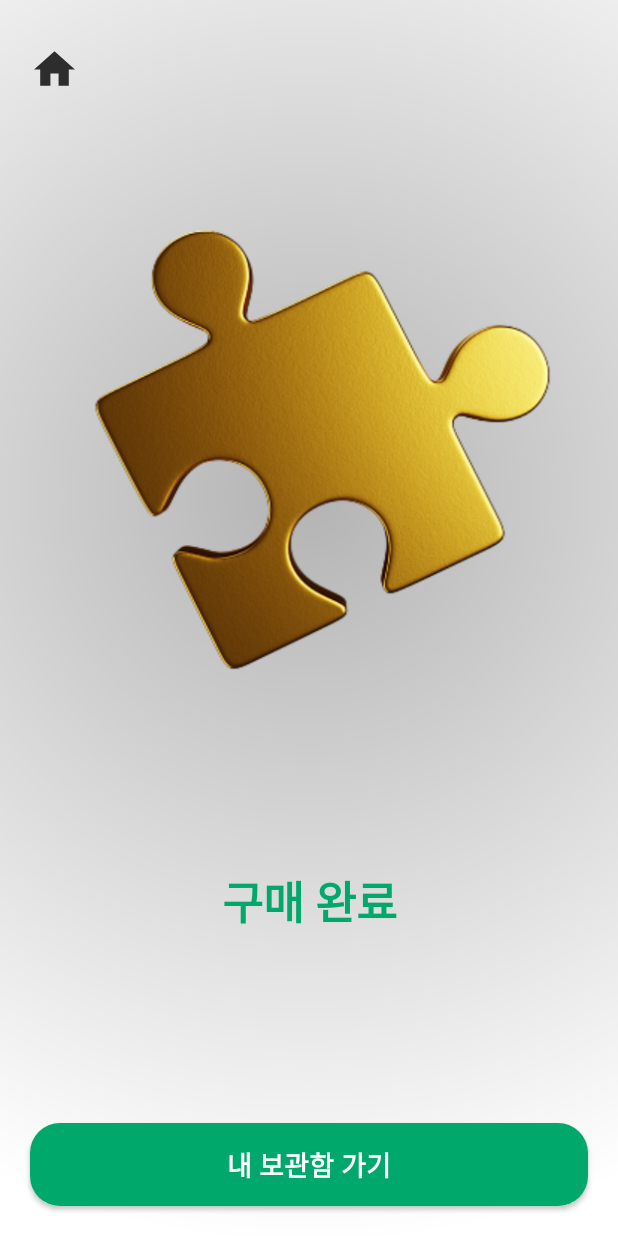
After one commit to coding-masters/saroksarok-android, an Android app: the CompleteActivity screen opened directly, with no data from a screen before it, on a phone screen of 412 x 824 dp. The commit adds this screen. Run offline under Robolectric (Android 15) with nearby library versions, the phone set to English and light mode, and no system bars.

Commit message:
feat/complete

```diff
--- a/app/src/main/AndroidManifest.xml
+++ b/app/src/main/AndroidManifest.xml
@@ -24,6 +24,9 @@
 
         <activity android:name=".presentation.home.DetailActivity"
             android:exported="false"/>
+
+        <activity android:name=".presentation.home.CompleteActivity"
+            android:exported="false"/>
     </application>
 
 </manifest>
--- /dev/null
+++ b/app/src/main/java/com/codingmasters/saroksarok/presentation/home/CompleteActivity.kt
@@ -0,0 +1,55 @@
+package com.codingmasters.saroksarok.presentation.home
+
+import android.os.Bundle
+import android.view.animation.AnimationUtils
+import androidx.activity.addCallback
+import androidx.appcompat.app.AppCompatActivity
+import androidx.core.app.ActivityCompat
+import com.codingmasters.saroksarok.R
+import com.codingmasters.saroksarok.data.Content
+import com.codingmasters.saroksarok.databinding.ActivityCompleteBinding
+
+class CompleteActivity:AppCompatActivity() {
+    private lateinit var binding:ActivityCompleteBinding
+
+    override fun onCreate(savedInstanceState: Bundle?) {
+        super.onCreate(savedInstanceState)
+        initBinds()
+        setting()
+    }
+
+    private fun initBinds(){
+        binding=ActivityCompleteBinding.inflate(layoutInflater)
+        setContentView(binding.root)
+    }
+
+    private fun setting(){
+        val content=intent.getParcelableExtra<Content>("content")
+        if(content!=null){
+            with(binding){
+                tvTitle.text=content.title
+                tvId.text=content.id
+            }
+        }
+
+        val animation = AnimationUtils.loadAnimation(this, R.anim.float_up_down)
+        binding.ivPuzzle.startAnimation(animation)
+
+        clickHome()
+        clickBack()
+    }
+
+    private fun clickHome(){
+        binding.btnHome.setOnClickListener{
+            finish()
+            overridePendingTransition(R.anim.stay, R.anim.slide_out_right)
+        }
+    }
+
+    private fun clickBack() {
+        onBackPressedDispatcher.addCallback(this) {
+            finish()
+            overridePendingTransition(R.anim.stay, R.anim.slide_out_right)
+        }
+    }
+}
--- a/app/src/main/java/com/codingmasters/saroksarok/presentation/home/DetailActivity.kt
+++ b/app/src/main/java/com/codingmasters/saroksarok/presentation/home/DetailActivity.kt
@@ -1,5 +1,6 @@
 package com.codingmasters.saroksarok.presentation.home
 
+import android.content.Intent
 import android.os.Bundle
 import android.view.View
 import androidx.activity.addCallback
@@ -31,7 +32,9 @@ class DetailActivity : AppCompatActivity() {
 
         if (content != null) {
             showContent(content)
+            clickBuy(content)
         }
+
         clickBack()
     }
 
@@ -63,6 +66,16 @@ class DetailActivity : AppCompatActivity() {
         }
     }
 
+    private fun clickBuy(content: Content){
+        binding.btnBuy.setOnClickListener{
+            val intent=Intent(this, CompleteActivity::class.java)
+            intent.putExtra("content", content)
+            startActivity(intent)
+            overridePendingTransition(R.anim.slide_in_right, R.anim.stay)
+            finish()
+        }
+    }
+
     private fun clickBack() {
         binding.btnBack.setOnClickListener {
             finish()
--- /dev/null
+++ b/app/src/main/res/anim/float_up_down.xml
@@ -0,0 +1,7 @@
+<?xml version="1.0" encoding="utf-8"?>
+<translate xmlns:android="http://schemas.android.com/apk/res/android"
+    android:duration="900"
+    android:fromYDelta="0"
+    android:toYDelta="-15dp"
+    android:repeatCount="infinite"
+    android:repeatMode="reverse" />
--- /dev/null
+++ b/app/src/main/res/drawable/bg_radial_gradient.xml
@@ -0,0 +1,13 @@
+<?xml version="1.0" encoding="utf-8"?>
+<shape xmlns:android="http://schemas.android.com/apk/res/android"
+    android:shape="rectangle">
+
+    <gradient
+        android:centerX="50%"
+        android:centerY="40%"
+        android:endColor="#FFFFFFFF"
+        android:gradientRadius="500dp"
+        android:startColor="#B3B3B3"
+        android:type="radial"
+        android:useLevel="false" />
+</shape>
--- a/app/src/main/res/drawable/btn_buy.xml
+++ b/app/src/main/res/drawable/btn_buy.xml
@@ -1,5 +1,5 @@
 <?xml version="1.0" encoding="utf-8"?>
 <selector xmlns:android="http://schemas.android.com/apk/res/android">
-<item android:drawable="@color/btn_buy_touched_green" android:state_pressed="true"/>
-    <item android:drawable="@drawable/btn_buy_untouched" android:state_pressed="false"/>
+    <item android:drawable="@drawable/btn_buy_touched" android:state_pressed="true" />
+    <item android:drawable="@drawable/btn_buy_untouched" android:state_pressed="false" />
 </selector>
--- /dev/null
+++ b/app/src/main/res/drawable/ic_home_black_24.xml
@@ -0,0 +1,5 @@
+<vector xmlns:android="http://schemas.android.com/apk/res/android" android:height="24dp" android:tint="#2D2D2D" android:viewportHeight="24" android:viewportWidth="24" android:width="24dp">
+
+    <path android:fillColor="@android:color/white" android:pathData="M10,20v-6h4v6h5v-8h3L12,3 2,12h3v8z"/>
+
+</vector>
--- /dev/null
+++ b/app/src/main/res/layout/activity_complete.xml
@@ -0,0 +1,81 @@
+<?xml version="1.0" encoding="utf-8"?>
+<androidx.constraintlayout.widget.ConstraintLayout xmlns:android="http://schemas.android.com/apk/res/android"
+    android:layout_width="match_parent"
+    android:layout_height="match_parent"
+    android:background="@drawable/bg_radial_gradient"
+    xmlns:app="http://schemas.android.com/apk/res-auto">
+
+    <androidx.appcompat.widget.AppCompatButton
+        android:id="@+id/btn_home"
+        android:layout_width="0dp"
+        android:layout_height="0dp"
+        android:layout_marginTop="30dp"
+        android:layout_marginStart="20dp"
+        android:background="@drawable/ic_home_black_24"
+        app:layout_constraintDimensionRatio="1:1"
+        app:layout_constraintWidth_percent="0.08"
+        app:layout_constraintTop_toTopOf="parent"
+        app:layout_constraintStart_toStartOf="parent"/>
+
+    <ImageView
+        android:id="@+id/iv_puzzle"
+        android:layout_width="0dp"
+        android:layout_height="0dp"
+        android:background="@drawable/ic_puzzle_yellow_414"
+        android:layout_marginTop="-20dp"
+        app:layout_constraintDimensionRatio="1:1.1"
+        app:layout_constraintStart_toStartOf="parent"
+        app:layout_constraintEnd_toEndOf="parent"
+        app:layout_constraintTop_toBottomOf="@id/btn_home"/>
+
+    <TextView
+        android:id="@+id/tv_title"
+        android:layout_width="0dp"
+        android:layout_height="wrap_content"
+        android:textSize="20sp"
+        android:textStyle="bold"
+        android:gravity="center"
+        android:layout_marginStart="20dp"
+        android:layout_marginEnd="20dp"
+        app:layout_constraintTop_toBottomOf="@id/iv_puzzle"
+        app:layout_constraintStart_toStartOf="parent"
+        app:layout_constraintEnd_toEndOf="parent"/>
+
+    <TextView
+        android:id="@+id/tv_id"
+        android:layout_width="0dp"
+        android:layout_height="wrap_content"
+        android:textSize="18sp"
+        android:textStyle="bold"
+        android:gravity="center"
+        app:layout_constraintTop_toBottomOf="@id/tv_title"
+        app:layout_constraintStart_toStartOf="@id/tv_title"
+        app:layout_constraintEnd_toEndOf="@id/tv_title"/>
+
+    <TextView
+        android:id="@+id/tv_complete"
+        android:layout_width="wrap_content"
+        android:layout_height="wrap_content"
+        android:text="구매 완료"
+        android:textColor="@color/primary"
+        android:textSize="30sp"
+        android:textStyle="bold"
+        android:layout_marginTop="30dp"
+        app:layout_constraintTop_toBottomOf="@id/tv_id"
+        app:layout_constraintStart_toStartOf="@id/tv_title"
+        app:layout_constraintEnd_toEndOf="@id/tv_title"/>
+
+    <androidx.appcompat.widget.AppCompatButton
+        android:id="@+id/btn_box"
+        android:layout_width="0dp"
+        android:layout_height="55dp"
+        android:background="@drawable/btn_buy"
+        android:layout_marginBottom="20dp"
+        android:text="내 보관함 가기"
+        android:textColor="@color/white"
+        android:textSize="18sp"
+        android:textStyle="bold"
+        app:layout_constraintBottom_toBottomOf="parent"
+        app:layout_constraintStart_toStartOf="@id/tv_title"
+        app:layout_constraintEnd_toEndOf="@id/tv_title"/>
+</androidx.constraintlayout.widget.ConstraintLayout>
--- a/app/src/main/res/layout/activity_detail.xml
+++ b/app/src/main/res/layout/activity_detail.xml
@@ -168,7 +168,7 @@
         <androidx.appcompat.widget.AppCompatButton
             android:id="@+id/btn_buy"
             android:layout_width="0dp"
-            android:layout_height="48dp"
+            android:layout_height="55dp"
             android:layout_marginStart="20dp"
             android:layout_marginEnd="20dp"
             android:layout_marginBottom="20dp"
```
Also changed, not shown: app/src/main/res/drawable/ic_puzzle_yellow_414.png (added).
